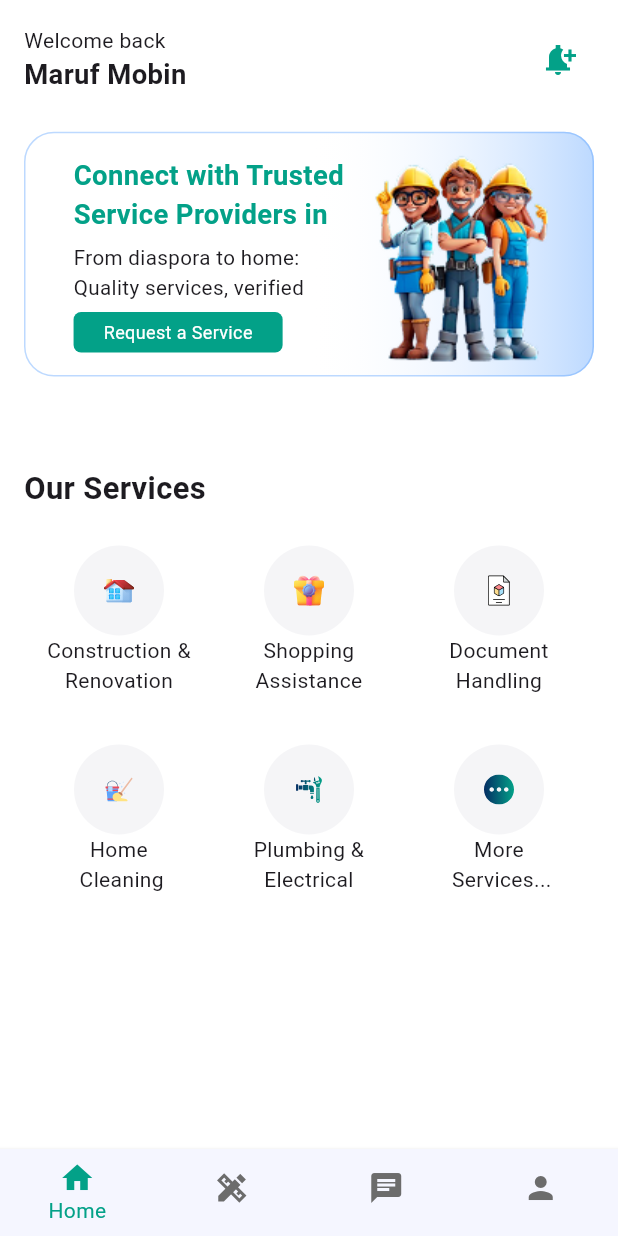
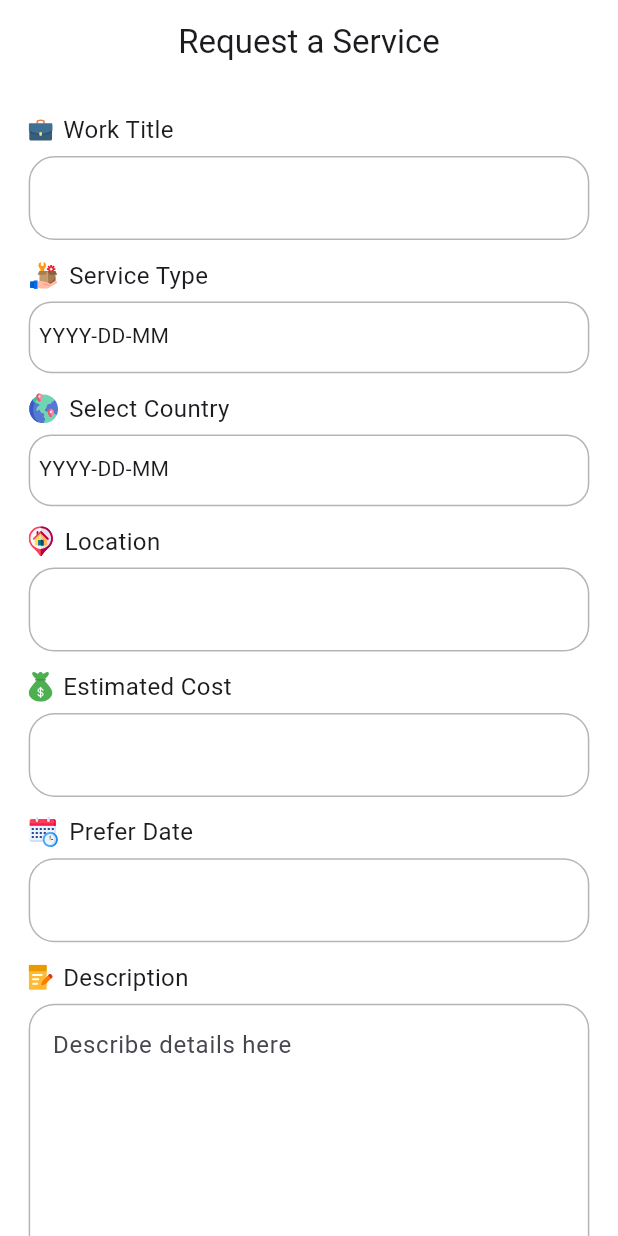
Before and after one commit to csemobin/waafii_app, a Flutter app: the screen it shows after launch, on a phone screen of 412 x 824 dp. Run offline on Flutter 3.47's test engine with Material 3 defaults, Android fonts, the phone set to English and light mode, and no system bars; our stand-ins replace flutter_screenutil, flutter_svg, get, pin_code_fields; missing offline and left inert: flutter_intl_phone_field.

Commit message:
Date Picker related work done

```diff
--- a/lib/main.dart
+++ b/lib/main.dart
@@ -23,7 +23,7 @@ class MyApp extends StatelessWidget{
         // home: const SplashScreen(),
         // initialRoute: AppRoutes.userProfileScreen,
         // initialRoute: AppRoutes.clientHomeScreen,
-        initialRoute: AppRoutes.clientBottomNavigationScreens,
+        initialRoute: AppRoutes.serviceRequestScreen,
 
         getPages: AppRoutes.routes,
 
--- a/lib/routes/approutes.dart
+++ b/lib/routes/approutes.dart
@@ -8,6 +8,7 @@ import 'package:waafii/views/screens/auth/sign_up.dart';
 import 'package:waafii/views/screens/auth/terms_condition.dart';
 import 'package:waafii/views/screens/auth/validation.dart';
 import 'package:waafii/views/screens/client/client_bottom_navigation_control_screens.dart';
+import 'package:waafii/views/screens/client/service/service_request_screen.dart';
 import 'package:waafii/views/screens/error/error_screen.dart';
 import 'package:waafii/views/screens/client/home/client_home_screen.dart';
 import 'package:waafii/views/screens/onboard/on_board_screen.dart';
@@ -33,6 +34,7 @@ class AppRoutes{
   static const String clientHomeScreen = '/client_home_screen.dart';
   static const String serviceScreen = '/service_screen.dart';
   static const String clientBottomNavigationScreens = '/client_bottom_navigation_control_screens.dart';
+  static const String serviceRequestScreen = '/service_request_screen.dart';
 
   static List<GetPage> get routes => [
     GetPage( name: splashScreen, page: () => const SplashScreen()),
@@ -51,6 +53,7 @@ class AppRoutes{
         name: providerProfileScreen, page: () => const ProviderProfileScreen()),
     GetPage(name: clientHomeScreen, page: () => const ClientHomeScreen()),
     GetPage(name: serviceScreen, page: ()=> const ServiceScreen()),
-    GetPage(name: clientBottomNavigationScreens, page: () => const ClientBottomNavigationControlScreens())
+    GetPage(name: clientBottomNavigationScreens, page: () => const ClientBottomNavigationControlScreens()),
+    GetPage(name: serviceRequestScreen, page: () => const ServiceRequestScreen()),
   ];
 }
--- a/lib/utils/app_colors.dart
+++ b/lib/utils/app_colors.dart
@@ -9,4 +9,6 @@ class AppColors{
   static const Color backgroundColor = Color.fromRGBO(255, 255, 255, 1);
   static const Color bordarColor = Color.fromRGBO(245, 130, 32, 0.5);
   static const Color termAndConditionBackgroundColor = Color.fromRGBO(245, 246, 255, 1);
+  static const Color colorWhite = Color.fromRGBO(255, 255, 255, 1);
+  static const Color secondaryBorderColor = Color.fromRGBO(237, 237, 237, 1);
 }
--- a/lib/utils/app_icons.dart
+++ b/lib/utils/app_icons.dart
@@ -15,4 +15,16 @@ class AppIcons {
   static const String pickupSvg = '$path/service-pickup.svg';
   static const String waterTapSvg = '$path/service-water-tap.svg';
   static const String giftboxSvg = '$path/service-giftbox.svg';
+
+  // Request Service page icons
+  static const String uploadSvg = '$path/upload.svg';
+  static const String moneySvg = '$path/money-bag.svg';
+  static const String noteBookSvg = '$path/note-book.svg';
+  static const String locationSvg = '$path/location.svg';
+  static const String serviceTypeSvg = '$path/service-type.svg';
+  static const String dateSvg = '$path/date-picker.svg';
+  static const String datePickerSvg = '$path/date.svg';
+  static const String earthSvg = '$path/earth.svg';
+  static const String bagSvg = '$path/bag.svg';
+
 }
--- a/lib/views/screens/client/home/client_home_screen.dart
+++ b/lib/views/screens/client/home/client_home_screen.dart
@@ -28,7 +28,7 @@ class _ClientHomeScreenState extends State<ClientHomeScreen> {
       backgroundColor: Colors.white,
       body: SafeArea(
         child: Padding(
-          padding: const EdgeInsets.all(16.0),
+          padding: EdgeInsets.all(16.r),
           child: Column(
             children: [
               // Name and Notification Section
@@ -40,6 +40,7 @@ class _ClientHomeScreenState extends State<ClientHomeScreen> {
                     crossAxisAlignment: CrossAxisAlignment.start,
                     children: [
                       Text('Welcome back'),
+                      SizedBox(height: 5.h),
                       Text(
                         'Maruf Mobin',
                         style: TextStyle(
@@ -51,7 +52,10 @@ class _ClientHomeScreenState extends State<ClientHomeScreen> {
                   ),
                   IconButton(
                     onPressed: () {},
-                    icon: Icon(Icons.notification_add_sharp, color: AppColors.primaryColor,),
+                    icon: Icon(
+                      Icons.notification_add_sharp,
+                      color: AppColors.primaryColor,
+                    ),
                   ),
                 ],
               ),
@@ -150,23 +154,24 @@ class _ClientHomeScreenState extends State<ClientHomeScreen> {
                   scrollDirection: Axis.vertical,
                   gridDelegate: SliverGridDelegateWithFixedCrossAxisCount(
                     crossAxisCount: 3,
-                    mainAxisSpacing: 6,
+                    mainAxisSpacing: 20,
                   ),
 
                   itemBuilder: (context, index) => Center(
+                    child: Expanded(
                       child: Column(
                         children: [
                           Container(
-                          padding: EdgeInsets.all(10),
-                          // height: 55.h,
-                          // width: 55.w,
-
+                            padding: EdgeInsets.all(10.r),
                             decoration: BoxDecoration(
                               borderRadius: BorderRadius.circular(30),
                               color: Color.fromRGBO(245, 245, 247, 1),
                             ),
-                          child: SvgPicture.asset(_ourServices[index]['icon']!),
+                            child: SvgPicture.asset(
+                              _ourServices[index]['icon']!,
                             ),
+                          ),
+                          SizedBox(height: 10.h),
                           Text(
                             _ourServices[index]['name']!,
                             maxLines: 2,
@@ -174,6 +179,7 @@ class _ClientHomeScreenState extends State<ClientHomeScreen> {
                             style: TextStyle(fontSize: 14),
                           ),
                         ],
+                      ),
                     ),
                   ),
                 ),
--- /dev/null
+++ b/lib/views/screens/client/service/service_request_screen.dart
@@ -0,0 +1,464 @@
+import 'package:flutter/material.dart';
+import 'package:flutter_screenutil/flutter_screenutil.dart';
+import 'package:flutter_svg/flutter_svg.dart';
+import 'package:waafii/global/custom_assets/custom_button.dart';
+import 'package:waafii/utils/app_colors.dart';
+import 'package:waafii/utils/app_icons.dart';
+
+class ServiceRequestScreen extends StatefulWidget {
+  const ServiceRequestScreen({super.key});
+
+  @override
+  State<ServiceRequestScreen> createState() => _ServiceRequestScreenState();
+}
+
+class _ServiceRequestScreenState extends State<ServiceRequestScreen> {
+  final TextEditingController _datePickerController = TextEditingController();
+  DateTime? selectedDate;
+
+  void _openDatePickerModel() async {
+    final tempSelectedDate = await showDatePicker(
+      context: context,
+      firstDate: DateTime(1800),
+      lastDate: DateTime.now(),
+    );
+    setState(() {
+      selectedDate = tempSelectedDate;
+    });
+  }
+
+  void _countryNamePickerModel() {
+    showDialog(
+      context: context,
+      builder: (context) => DropdownMenuItem(child: Card()),
+    );
+  }
+
+  @override
+  Widget build(BuildContext context) {
+    return Scaffold(
+      backgroundColor: AppColors.colorWhite,
+      appBar: AppBar(
+        forceMaterialTransparency: true,
+        title: Text('Request a Service'),
+        backgroundColor: AppColors.colorWhite,
+        centerTitle: true,
+      ),
+      body: SingleChildScrollView(
+        child: Column(
+          children: [
+            Padding(
+              padding: EdgeInsets.all(16.h),
+              child: Column(
+                children: [
+
+                  // Input Single Text field
+                  Column(
+                    children: [
+                      Row(
+                        children: [
+                          SvgPicture.asset(AppIcons.bagSvg),
+                          SizedBox(width: 6.w),
+                          Text('Work Title', style: TextStyle(fontSize: 14.sp)),
+                        ],
+                      ),
+                      SizedBox(height: 5.h),
+                      TextField(
+                        decoration: InputDecoration(
+                          focusedBorder: OutlineInputBorder(
+                            borderRadius: BorderRadius.circular(15.r),
+                            borderSide: BorderSide(
+                              color: AppColors.bordarColor,
+                            ),
+                          ),
+                          disabledBorder: OutlineInputBorder(
+                            borderSide: BorderSide(color: AppColors.greyColor),
+                          ),
+                          border: OutlineInputBorder(
+                            borderSide: BorderSide(color: AppColors.greyColor),
+                          ),
+                          enabledBorder: OutlineInputBorder(
+                            borderSide: BorderSide(
+                              color: AppColors.greyColor.withOpacity(0.5),
+                            ),
+                            borderRadius: BorderRadius.circular(15.r),
+                          ),
+                          errorBorder: OutlineInputBorder(
+                            borderSide: BorderSide(color: Colors.red),
+                          ),
+                        ),
+                      ),
+                    ],
+                  ),
+                  SizedBox(height: 10.h),
+
+                  //Service
+                  Column(
+                    children: [
+                      Row(
+                        children: [
+                          SvgPicture.asset(AppIcons.serviceTypeSvg),
+                          SizedBox(width: 6.w),
+                          Text(
+                            'Service Type',
+                            style: TextStyle(fontSize: 14.sp),
+                          ),
+                        ],
+                      ),
+                      SizedBox(height: 5.h),
+                      GestureDetector(
+                        onTap: () => _openDatePickerModel(),
+                        child: Container(
+                          padding: EdgeInsets.symmetric(
+                            vertical: 10.h,
+                            horizontal: 5.h,
+                          ),
+                          width: double.maxFinite.w,
+                          height: 40.h,
+                          decoration: BoxDecoration(
+                            border: Border.all(
+                              color: AppColors.greyColor.withOpacity(0.5),
+                            ),
+                            borderRadius: BorderRadius.circular(15),
+                          ),
+                          child: Text(
+                            selectedDate == null
+                                ? 'YYYY-DD-MM'
+                                : '${selectedDate!.year}-${selectedDate!.month.toString().padLeft(2, '0')}-${selectedDate!.day.toString().padLeft(2, '0')}',
+                          ),
+                        ),
+                      ),
+                    ],
+                  ),
+                  SizedBox(height: 10.h),
+
+                  //Country Selection
+                  Column(
+                    children: [
+                      Row(
+                        children: [
+                          SvgPicture.asset(AppIcons.earthSvg),
+                          SizedBox(width: 6.w),
+                          Text(
+                            'Select Country',
+                            style: TextStyle(fontSize: 14.sp),
+                          ),
+                        ],
+                      ),
+                      SizedBox(height: 5.h),
+                      GestureDetector(
+                        onTap: () => _countryNamePickerModel(),
+                        child: Container(
+                          padding: EdgeInsets.symmetric(
+                            vertical: 10.h,
+                            horizontal: 5.h,
+                          ),
+                          width: double.maxFinite.w,
+                          height: 40.h,
+                          decoration: BoxDecoration(
+                            border: Border.all(
+                              color: AppColors.greyColor.withOpacity(0.5),
+                            ),
+                            borderRadius: BorderRadius.circular(15),
+                          ),
+                          child: Text(
+                            selectedDate == null
+                                ? 'YYYY-DD-MM'
+                                : '${selectedDate!.year}-${selectedDate!.month.toString().padLeft(2, '0')}-${selectedDate!.day.toString().padLeft(2, '0')}',
+                          ),
+                        ),
+                      ),
+
+                      // TextField(
+                      //   decoration: InputDecoration(
+                      //     focusedBorder: OutlineInputBorder(
+                      //       borderRadius: BorderRadius.circular(15.r),
+                      //       borderSide: BorderSide(
+                      //         color: AppColors.bordarColor,
+                      //       ),
+                      //     ),
+                      //     disabledBorder: OutlineInputBorder(
+                      //       borderSide: BorderSide(color: AppColors.greyColor),
+                      //     ),
+                      //     border: OutlineInputBorder(
+                      //       borderSide: BorderSide(color: AppColors.greyColor),
+                      //     ),
+                      //     enabledBorder: OutlineInputBorder(
+                      //       borderSide: BorderSide(
+                      //         color: AppColors.greyColor.withOpacity(0.5),
+                      //       ),
+                      //       borderRadius: BorderRadius.circular(15.r),
+                      //     ),
+                      //     errorBorder: OutlineInputBorder(
+                      //       borderSide: BorderSide(color: Colors.red),
+                      //     ),
+                      //   ),
+                      // ),
+                    ],
+                  ),
+                  SizedBox(height: 10.h),
+
+                  //Location Selection
+                  Column(
+                    children: [
+                      Row(
+                        children: [
+                          SvgPicture.asset(AppIcons.locationSvg),
+                          SizedBox(width: 6.w),
+                          Text('Location', style: TextStyle(fontSize: 14.sp)),
+                        ],
+                      ),
+                      SizedBox(height: 5.h),
+                      TextField(
+                        decoration: InputDecoration(
+                          focusedBorder: OutlineInputBorder(
+                            borderRadius: BorderRadius.circular(15.r),
+                            borderSide: BorderSide(
+                              color: AppColors.bordarColor,
+                            ),
+                          ),
+                          disabledBorder: OutlineInputBorder(
+                            borderSide: BorderSide(color: AppColors.greyColor),
+                          ),
+                          border: OutlineInputBorder(
+                            borderSide: BorderSide(color: AppColors.greyColor),
+                          ),
+                          enabledBorder: OutlineInputBorder(
+                            borderSide: BorderSide(
+                              color: AppColors.greyColor.withOpacity(0.5),
+                            ),
+                            borderRadius: BorderRadius.circular(15.r),
+                          ),
+                          errorBorder: OutlineInputBorder(
+                            borderSide: BorderSide(color: Colors.red),
+                          ),
+                        ),
+                      ),
+                    ],
+                  ),
+                  SizedBox(height: 10.h),
+
+                  //Estimated Cost
+                  Column(
+                    children: [
+                      Row(
+                        children: [
+                          SvgPicture.asset(AppIcons.moneySvg),
+                          SizedBox(width: 6.w),
+                          Text(
+                            'Estimated Cost',
+                            style: TextStyle(fontSize: 14.sp),
+                          ),
+                        ],
+                      ),
+                      SizedBox(height: 5.h),
+                      TextField(
+                        decoration: InputDecoration(
+                          focusedBorder: OutlineInputBorder(
+                            borderRadius: BorderRadius.circular(15.r),
+                            borderSide: BorderSide(
+                              color: AppColors.bordarColor,
+                            ),
+                          ),
+                          disabledBorder: OutlineInputBorder(
+                            borderSide: BorderSide(color: AppColors.greyColor),
+                          ),
+                          border: OutlineInputBorder(
+                            borderSide: BorderSide(color: AppColors.greyColor),
+                          ),
+                          enabledBorder: OutlineInputBorder(
+                            borderSide: BorderSide(
+                              color: AppColors.greyColor.withOpacity(0.5),
+                            ),
+                            borderRadius: BorderRadius.circular(15.r),
+                          ),
+                          errorBorder: OutlineInputBorder(
+                            borderSide: BorderSide(color: Colors.red),
+                          ),
+                        ),
+                      ),
+                    ],
+                  ),
+                  SizedBox(height: 10.h),
+
+                  //Prefer Date
+                  Column(
+                    children: [
+                      Row(
+                        children: [
+                          SvgPicture.asset(AppIcons.datePickerSvg),
+                          SizedBox(width: 6.w),
+                          Text(
+                            'Prefer Date',
+                            style: TextStyle(fontSize: 14.sp),
+                          ),
+                        ],
+                      ),
+                      SizedBox(height: 5.h),
+                      TextField(
+                        decoration: InputDecoration(
+                          focusedBorder: OutlineInputBorder(
+                            borderRadius: BorderRadius.circular(15.r),
+                            borderSide: BorderSide(
+                              color: AppColors.bordarColor,
+                            ),
+                          ),
+                          disabledBorder: OutlineInputBorder(
+                            borderSide: BorderSide(color: AppColors.greyColor),
+                          ),
+                          border: OutlineInputBorder(
+                            borderSide: BorderSide(color: AppColors.greyColor),
+                          ),
+                          enabledBorder: OutlineInputBorder(
+                            borderSide: BorderSide(
+                              color: AppColors.greyColor.withOpacity(0.5),
+                            ),
+                            borderRadius: BorderRadius.circular(15.r),
+                          ),
+                          errorBorder: OutlineInputBorder(
+                            borderSide: BorderSide(color: Colors.red),
+                          ),
+                        ),
+                      ),
+                    ],
+                  ),
+                  SizedBox(height: 10.h),
+
+                  // Description
+                  Column(
+                    children: [
+                      Row(
+                        children: [
+                          SvgPicture.asset(AppIcons.noteBookSvg),
+                          SizedBox(width: 6.w),
+                          Text(
+                            'Description',
+                            style: TextStyle(fontSize: 14.sp),
+                          ),
+                        ],
+                      ),
+                      SizedBox(height: 5.h),
+                      TextField(
+                        maxLines: 6,
+                        decoration: InputDecoration(
+                          hintText: 'Describe details here ',
+                          focusedBorder: OutlineInputBorder(
+                            borderRadius: BorderRadius.circular(15.r),
+                            borderSide: BorderSide(
+                              color: AppColors.bordarColor,
+                            ),
+                          ),
+                          disabledBorder: OutlineInputBorder(
+                            borderSide: BorderSide(color: AppColors.greyColor),
+                          ),
+                          border: OutlineInputBorder(
+                            borderSide: BorderSide(color: AppColors.greyColor),
+                          ),
+                          enabledBorder: OutlineInputBorder(
+                            borderSide: BorderSide(
+                              color: AppColors.greyColor.withOpacity(0.5),
+                            ),
+                            borderRadius: BorderRadius.circular(15.r),
+                          ),
+                          errorBorder: OutlineInputBorder(
+                            borderSide: BorderSide(color: Colors.red),
+                          ),
+                        ),
+                      ),
+                    ],
+                  ),
+                  SizedBox(height: 10.h),
+
+                  //Deadline
+                  Column(
+                    children: [
+                      Row(
+                        children: [
+                          SvgPicture.asset(AppIcons.datePickerSvg),
+                          SizedBox(width: 6.w),
+                          Text('Deadline', style: TextStyle(fontSize: 14.sp)),
+                        ],
+                      ),
+                      SizedBox(height: 5.h),
+                      TextField(
+                        decoration: InputDecoration(
+                          focusedBorder: OutlineInputBorder(
+                            borderRadius: BorderRadius.circular(15.r),
+                            borderSide: BorderSide(
+                              color: AppColors.bordarColor,
+                            ),
+                          ),
+                          disabledBorder: OutlineInputBorder(
+                            borderSide: BorderSide(color: AppColors.greyColor),
+                          ),
+                          border: OutlineInputBorder(
+                            borderSide: BorderSide(color: AppColors.greyColor),
+                          ),
+                          enabledBorder: OutlineInputBorder(
+                            borderSide: BorderSide(
+                              color: AppColors.greyColor.withOpacity(0.5),
+                            ),
+                            borderRadius: BorderRadius.circular(15.r),
+                          ),
+                          errorBorder: OutlineInputBorder(
+                            borderSide: BorderSide(color: Colors.red),
+                          ),
+                        ),
+                      ),
+                    ],
+                  ),
+                  SizedBox(height: 10.h),
+
+                  // Update Picture and Video
+                  Column(
+                    children: [
+                      Row(
+                        children: [
+                          SvgPicture.asset(AppIcons.uploadSvg),
+                          SizedBox(width: 6.w),
+                          Text(
+                            'Upload Photo and Video',
+                            style: TextStyle(fontSize: 14.sp),
+                          ),
+                        ],
+                      ),
+                      SizedBox(height: 5.h),
+                      TextField(
+                        maxLines: 4,
+                        decoration: InputDecoration(
+                          focusedBorder: OutlineInputBorder(
+                            borderRadius: BorderRadius.circular(15.r),
+                            borderSide: BorderSide(
+                              color: AppColors.bordarColor,
+                            ),
+                          ),
+                          disabledBorder: OutlineInputBorder(
+                            borderSide: BorderSide(color: AppColors.greyColor),
+                          ),
+                          border: OutlineInputBorder(
+                            borderSide: BorderSide(color: AppColors.greyColor),
+                          ),
+                          enabledBorder: OutlineInputBorder(
+                            borderSide: BorderSide(
+                              color: AppColors.greyColor.withOpacity(0.5),
+                            ),
+                            borderRadius: BorderRadius.circular(15.r),
+                          ),
+                          errorBorder: OutlineInputBorder(
+                            borderSide: BorderSide(color: Colors.red),
+                          ),
+                        ),
+                      ),
+                    ],
+                  ),
+                  SizedBox(height: 30.h),
+                  CustomButton(onTap: () {}, title: 'Submit Request'),
+                ],
+              ),
+            ),
+          ],
+        ),
+      ),
+    );
+  }
+}
```
Also changed, not shown: lib/constants/constants.dart (+200 -1 lines), assets/icons/bag.svg (added), assets/icons/date-picker.svg (added), assets/icons/date.svg (added), assets/icons/earth.svg (added), assets/icons/location.svg (added), assets/icons/money-bag.svg (added), assets/icons/note-book.svg (added), assets/icons/service-type.svg (added), assets/icons/upload.svg (added). Lines whose indentation alone changed are shown as unchanged.
